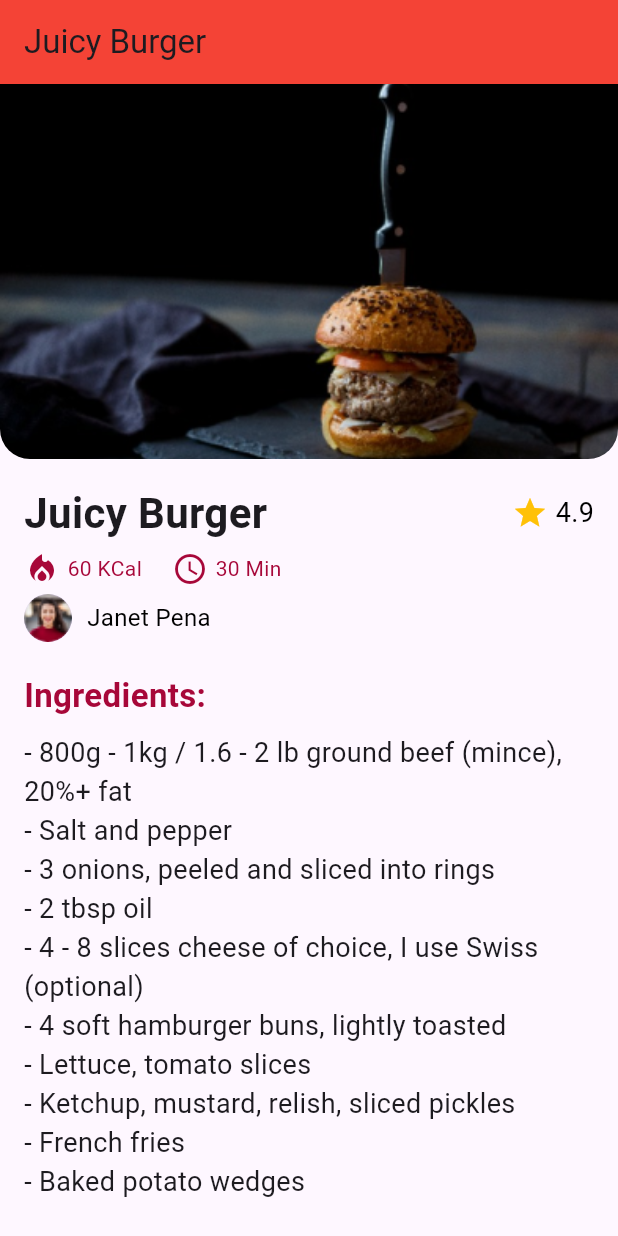
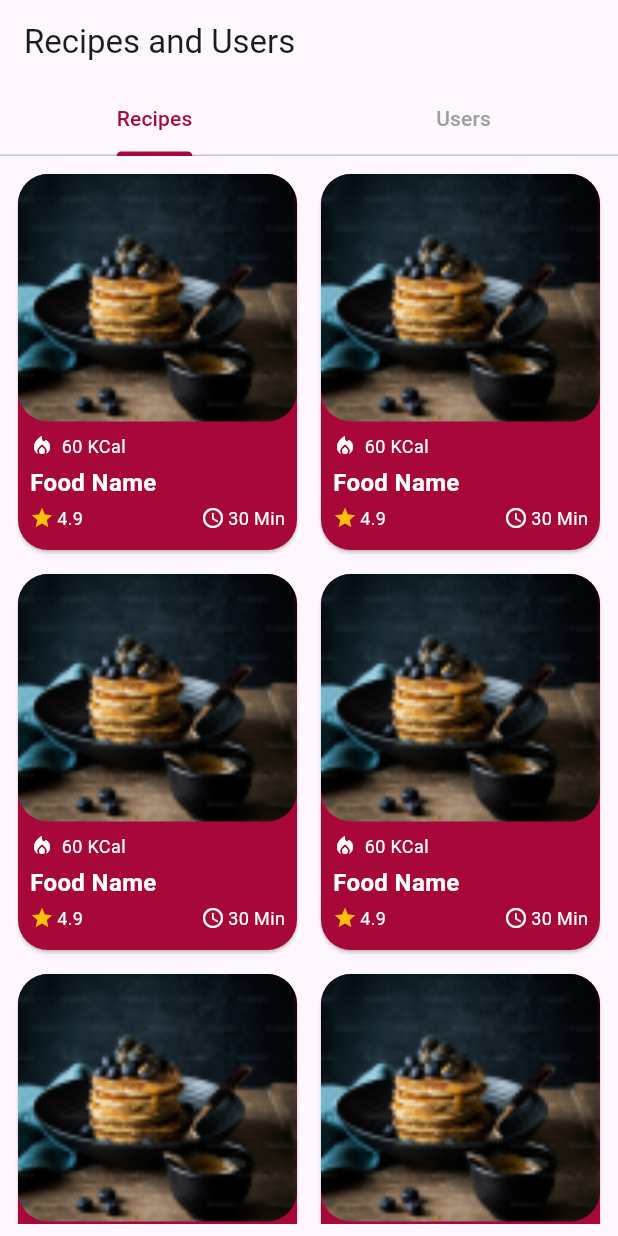
Before and after one commit to michael29-code/ux_team_project, a Flutter app: the screen it shows after launch, on a phone screen of 412 x 824 dp. Run offline on Flutter 3.47's test engine with Material 3 defaults, Android fonts, the phone set to English and light mode, and no system bars; our stand-ins replace google_fonts.

Commit message:
Search Recipes and Usres
add files class for search, using tab and image for sure

```diff
--- a/lib/main.dart
+++ b/lib/main.dart
@@ -3,6 +3,7 @@ import 'package:google_fonts/google_fonts.dart';
 import 'package:ux_team_project/pages/appInformation.dart';
 import 'package:ux_team_project/pages/profile.dart';
 import 'package:ux_team_project/pages/recipeDetail.dart';
+import 'package:ux_team_project/pages/search.dart';
 import 'pages/appInformation.dart';
 import 'pages/profile.dart';
 // import 'pages/create_recipe.dart';
@@ -24,7 +25,7 @@ class MyApp extends StatelessWidget {
         // Tema aplikasi
         textTheme: GoogleFonts.istokWebTextTheme(Theme.of(context).textTheme),
       ),
-      home: recipeDetail(),
+      home: search(),
     );
   }
 }
--- /dev/null
+++ b/lib/pages/search.dart
@@ -0,0 +1,171 @@
+import 'package:flutter/material.dart';
+
+class MyApp extends StatelessWidget {
+  @override
+  Widget build(BuildContext context) {
+    return MaterialApp(
+      home: search(),
+    );
+  }
+}
+
+class search extends StatelessWidget {
+  @override
+  Widget build(BuildContext context) {
+    return DefaultTabController(
+      length: 2,
+      child: Scaffold(
+        appBar: AppBar(
+          title: Text('Recipes and Users'),
+          bottom: TabBar(
+            indicatorColor: Color(0xFFA70739), // Set the indicator color to red
+            labelColor:
+                Color(0xFFA70739), // Set the selected label color to red
+            unselectedLabelColor:
+                Colors.grey, // Set the unselected label color to grey
+            tabs: [
+              Tab(text: 'Recipes'),
+              Tab(text: 'Users'),
+            ],
+          ),
+        ),
+        body: TabBarView(
+          children: [
+            RecipesPage(),
+            UsersPage(),
+          ],
+        ),
+      ),
+    );
+  }
+}
+
+class RecipesPage extends StatelessWidget {
+  @override
+  Widget build(BuildContext context) {
+    return Padding(
+      padding: const EdgeInsets.all(8.0),
+      child: GridView.builder(
+        gridDelegate: SliverGridDelegateWithFixedCrossAxisCount(
+          crossAxisCount: 2,
+          crossAxisSpacing: 8.0,
+          mainAxisSpacing: 8.0,
+          childAspectRatio: 0.75,
+        ),
+        itemCount: 20,
+        itemBuilder: (context, index) {
+          return RecipeCard();
+        },
+      ),
+    );
+  }
+}
+
+class RecipeCard extends StatelessWidget {
+  @override
+  Widget build(BuildContext context) {
+    return Card(
+      color: Color(0xFFA70739),
+      shape: RoundedRectangleBorder(
+        borderRadius: BorderRadius.circular(20),
+      ),
+      child: Column(
+        crossAxisAlignment: CrossAxisAlignment.start,
+        children: [
+          ClipRRect(
+            borderRadius: BorderRadius.only(
+              topLeft: Radius.circular(20),
+              topRight: Radius.circular(20),
+              bottomLeft: Radius.circular(20),
+              bottomRight: Radius.circular(20),
+            ),
+            child: Image.asset(
+              'assets/food_image.png', // Replace with your food image
+              width: double.infinity,
+              height: 165,
+              fit: BoxFit.cover,
+            ),
+          ),
+          Container(
+            padding: const EdgeInsets.all(8.0),
+            child: Column(
+              crossAxisAlignment: CrossAxisAlignment.start,
+              mainAxisAlignment: MainAxisAlignment.center,
+              children: [
+                Row(
+                  children: [
+                    Icon(Icons.local_fire_department,
+                        color: Colors.white, size: 16),
+                    SizedBox(width: 5),
+                    Text('60 KCal',
+                        style: TextStyle(color: Colors.white, fontSize: 12)),
+                  ],
+                ),
+                SizedBox(height: 4),
+                Text(
+                  'Food Name',
+                  style: TextStyle(
+                    color: Colors.white,
+                    fontSize: 16,
+                    fontWeight: FontWeight.bold,
+                  ),
+                ),
+                SizedBox(height: 4),
+                Row(
+                  children: [
+                    Icon(Icons.star, color: Colors.amber, size: 16),
+                    SizedBox(width: 2),
+                    Text('4.9',
+                        style: TextStyle(color: Colors.white, fontSize: 12)),
+                    Spacer(),
+                    Icon(Icons.access_time, color: Colors.white, size: 16),
+                    SizedBox(width: 2),
+                    Text('30 Min',
+                        style: TextStyle(color: Colors.white, fontSize: 12)),
+                  ],
+                ),
+              ],
+            ),
+          ),
+        ],
+      ),
+    );
+  }
+}
+
+class UsersPage extends StatelessWidget {
+  @override
+  Widget build(BuildContext context) {
+    return ListView.builder(
+      itemCount: 20,
+      itemBuilder: (context, index) {
+        return ListTile(
+          leading: CircleAvatar(
+            backgroundImage: AssetImage(
+                'assets/profile_pic1.png'), // Replace with your user image
+          ),
+          title: Row(
+            children: [
+              Text('Person1'),
+              SizedBox(width: 5),
+              Icon(Icons.check_circle, color: Colors.blue, size: 16),
+            ],
+          ),
+          subtitle: Column(
+            crossAxisAlignment: CrossAxisAlignment.start,
+            children: [
+              Row(
+                children: [
+                  Icon(Icons.star, color: Colors.amber, size: 16),
+                  SizedBox(width: 2),
+                  Text('4.9'),
+                ],
+              ),
+              Text('Followed by friend1 + 100 more'),
+            ],
+          ),
+        );
+      },
+    );
+  }
+}
```
Also changed, not shown: assets/food_image.png (added), assets/profile_pic1.png (added).
